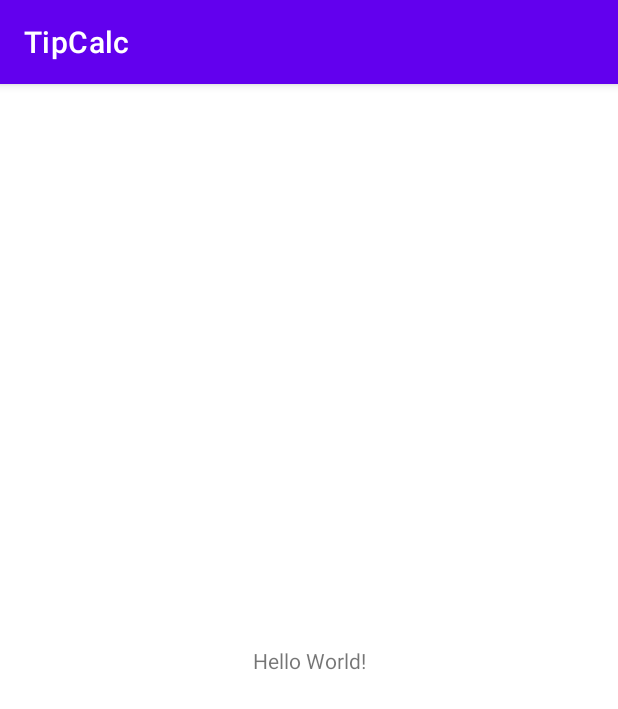
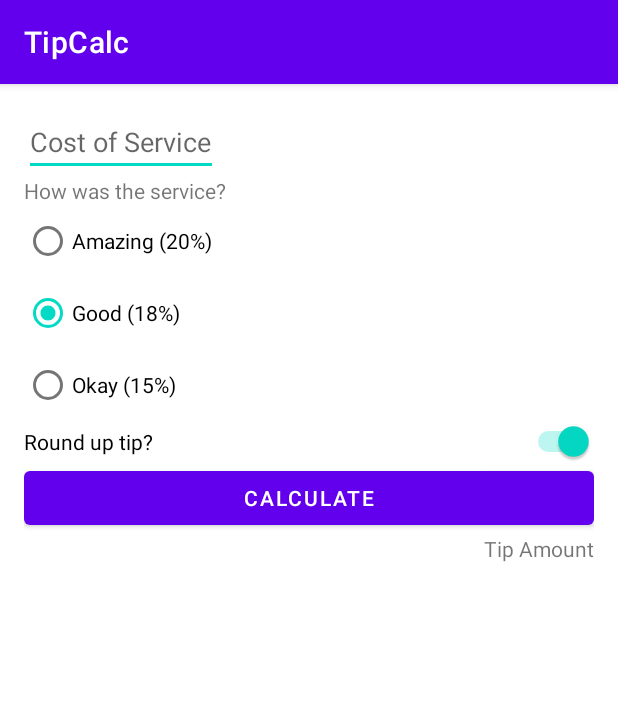
Before and after one commit to tse-jeff/TipCalc, an Android app: the screen it shows after launch (MainActivity), on a phone screen of 412 x 824 dp. Shown: the top 709 px of the screen. Run offline under Robolectric (Android 15) with nearby library versions, the phone set to English and light mode, and no system bars.

Commit message:
wrote xml for the app layout

```diff
--- a/app/src/main/res/layout/activity_main.xml
+++ b/app/src/main/res/layout/activity_main.xml
@@ -1,18 +1,82 @@
 <?xml version="1.0" encoding="utf-8"?>
-<androidx.constraintlayout.widget.ConstraintLayout xmlns:android="http://schemas.android.com/apk/res/android"
+<androidx.constraintlayout.widget.ConstraintLayout
+    xmlns:android="http://schemas.android.com/apk/res/android"
     xmlns:app="http://schemas.android.com/apk/res-auto"
     xmlns:tools="http://schemas.android.com/tools"
     android:layout_width="match_parent"
     android:layout_height="match_parent"
+    android:padding="16dp"
     tools:context=".MainActivity">
 
-    <TextView
+    <EditText
+        android:id="@+id/cost_of_service"
         android:layout_width="wrap_content"
         android:layout_height="wrap_content"
-        android:text="Hello World!"
-        app:layout_constraintBottom_toBottomOf="parent"
-        app:layout_constraintLeft_toLeftOf="parent"
-        app:layout_constraintRight_toRightOf="parent"
-        app:layout_constraintTop_toTopOf="parent" />
+        android:inputType="numberDecimal"
+        android:hint="Cost of Service"
+        app:layout_constraintStart_toStartOf="parent"
+        app:layout_constraintTop_toTopOf="parent"/>
+
+    <TextView
+        android:id="@+id/service_question"
+        android:layout_width="wrap_content"
+        android:layout_height="wrap_content"
+        android:text="@string/question"
+        app:layout_constraintTop_toBottomOf="@id/cost_of_service"
+        app:layout_constraintStart_toStartOf="parent"/>
+
+    <RadioGroup
+        android:id="@+id/tip_options"
+        android:layout_width="wrap_content"
+        android:layout_height="wrap_content"
+        android:checkedButton="@id/option_eighteen_percent"
+        android:orientation="vertical"
+        app:layout_constraintTop_toBottomOf="@id/service_question"
+        app:layout_constraintStart_toStartOf="parent">
+        <RadioButton
+            android:id="@+id/option_twenty_percent"
+            android:layout_width="wrap_content"
+            android:layout_height="wrap_content"
+            android:text="@string/amazing"
+            android:onClick=""/>
+        <RadioButton android:id="@+id/option_eighteen_percent"
+            android:layout_width="wrap_content"
+            android:layout_height="wrap_content"
+            android:text="@string/good"
+            android:onClick=""/>
+        <RadioButton android:id="@+id/option_fifteen_percent"
+            android:layout_width="wrap_content"
+            android:layout_height="wrap_content"
+            android:text="@string/okay"
+            android:onClick=""/>
+    </RadioGroup>
+
+    <Switch
+        android:id="@+id/round_up_switch"
+        android:layout_width="0dp"
+        android:layout_height="wrap_content"
+        android:text="@string/round"
+        android:checked="true"
+        app:layout_constraintStart_toStartOf="parent"
+        app:layout_constraintEnd_toEndOf="parent"
+        app:layout_constraintTop_toBottomOf="@id/tip_options"/>
+
+    <Button
+        android:id="@+id/calculate_button"
+        android:layout_width="0dp"
+        android:layout_height="wrap_content"
+        android:text="@string/calc"
+        app:layout_constraintStart_toStartOf="parent"
+        app:layout_constraintTop_toBottomOf="@id/round_up_switch"
+        app:layout_constraintEnd_toEndOf="parent"/>
+
+    <TextView
+        android:id="@+id/tip_result"
+        android:layout_width="wrap_content"
+        android:layout_height="wrap_content"
+        android:text="@string/tip"
+        app:layout_constraintTop_toBottomOf="@id/calculate_button"
+        app:layout_constraintEnd_toEndOf="parent"/>
+
 
 </androidx.constraintlayout.widget.ConstraintLayout>
--- a/app/src/main/res/values/strings.xml
+++ b/app/src/main/res/values/strings.xml
@@ -1,3 +1,10 @@
 <resources>
     <string name="app_name">TipCalc</string>
+    <string name="question">How was the service?</string>
+    <string name="amazing">Amazing (20%)</string>
+    <string name="good">Good (18%)</string>
+    <string name="okay">Okay (15%)</string>
+    <string name="round">Round up tip?</string>
+    <string name="calc">Calculate</string>
+    <string name="tip">Tip Amount</string>
 </resources>
```
